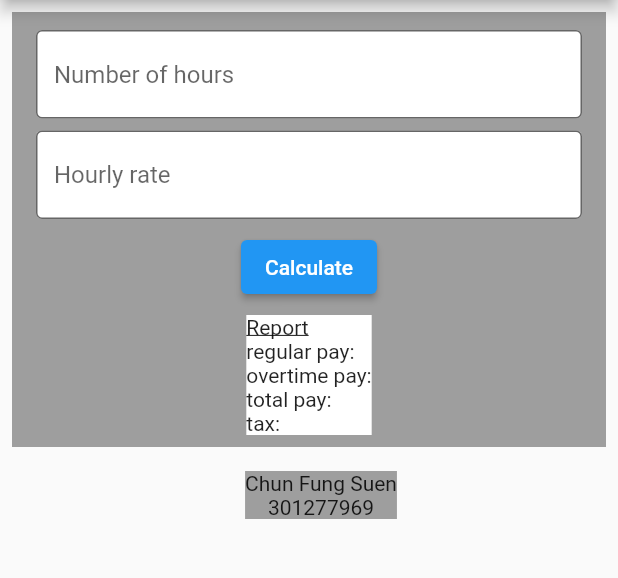
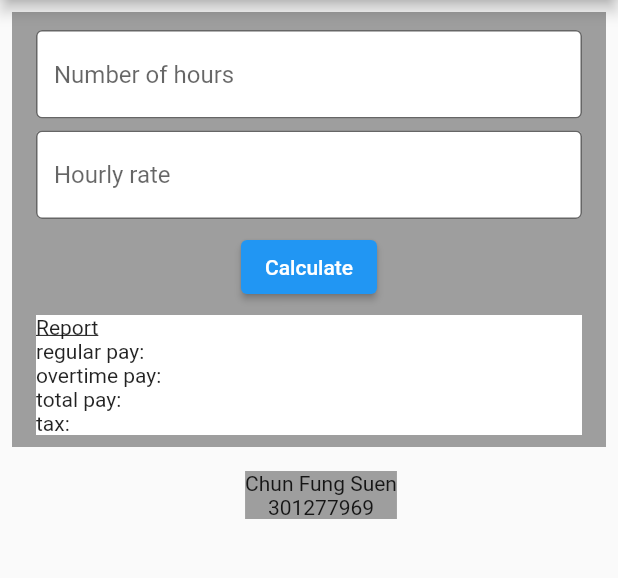
Before and after one commit to alan89251/pay_calculator, a Flutter app: the screen it shows after launch, on a phone screen of 412 x 824 dp, the part 84-662 px from its top. Run offline on Flutter 3.47's test engine with Material 2 defaults, Android fonts, the phone set to English and light mode, and no system bars.

Commit message:
Adjust the alignment of report part

```diff
--- a/lib/ui/main_part.dart
+++ b/lib/ui/main_part.dart
@@ -1,6 +1,5 @@
-import 'dart:ui';
-
 import 'package:flutter/material.dart';
+import 'package:pay_calculator/logic/PayCalculator.dart';
 
 class MainPart extends StatelessWidget {
   const MainPart({super.key});
@@ -42,16 +41,16 @@ class MainPart extends StatelessWidget {
             padding: const EdgeInsets.fromLTRB(16.0, 4.0, 16.0, 4.0),
             child: ElevatedButton(
               onPressed: () {
-
+                //PayCalculator()
               },
               child: const Text('Calculate')
             ),
           )
         ),
-        Center(
-          child: Padding(
+        Padding(
           padding: const EdgeInsets.fromLTRB(16.0, 4.0, 16.0, 8.0),
           child: Container(
+            alignment: Alignment.centerLeft,
             color: Colors.white,
             child: RichText(
               textAlign: TextAlign.left,
@@ -78,7 +77,6 @@ class MainPart extends StatelessWidget {
             ),
           )
         )
-        )
         ],
       ),
     );
```
Lines whose indentation alone changed are shown as unchanged.
